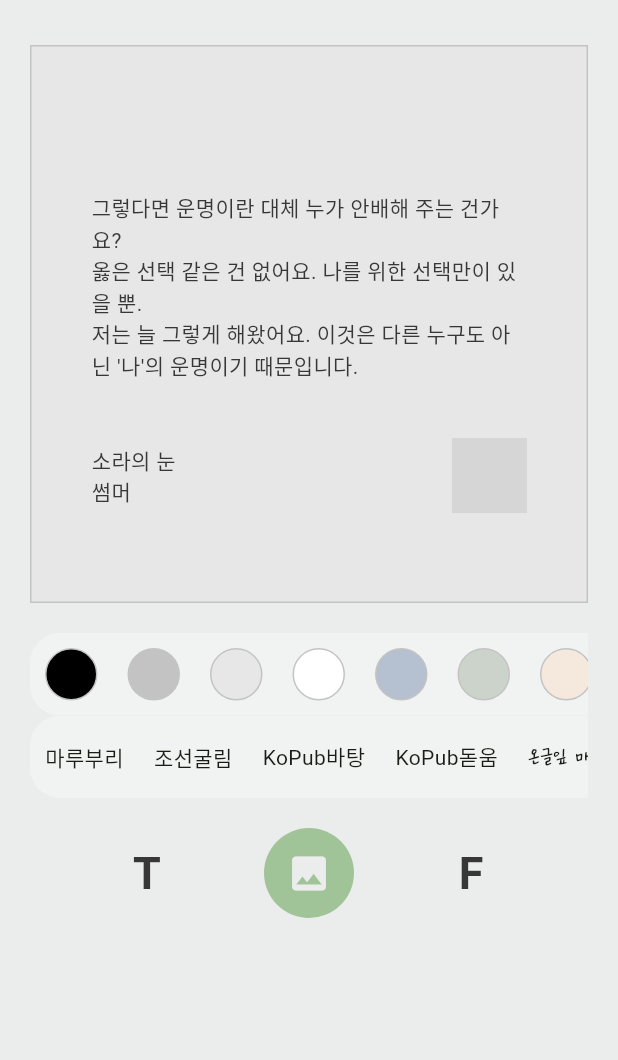
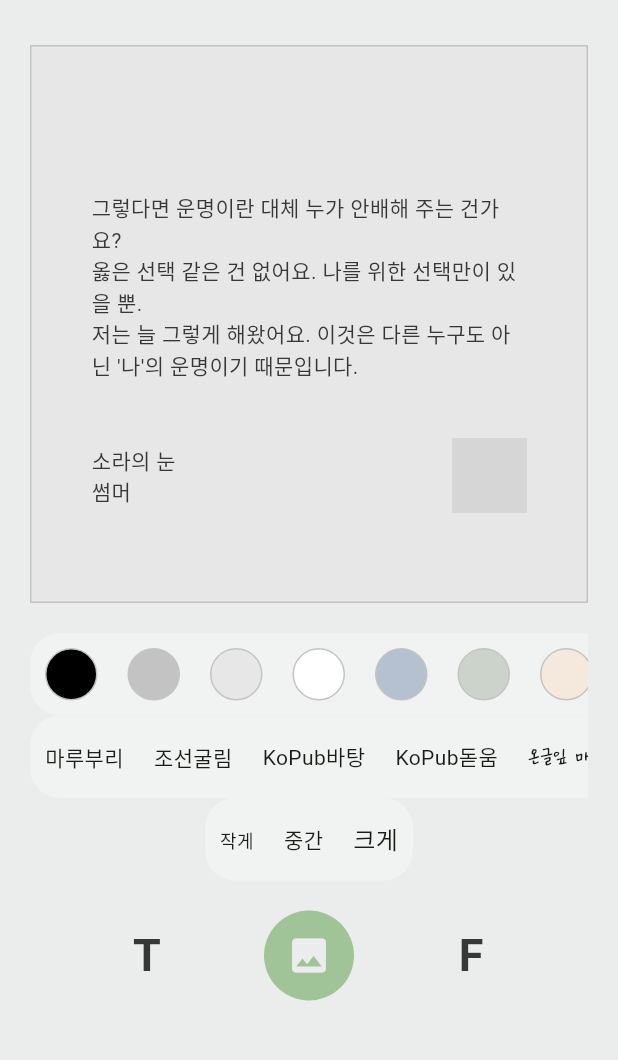
Before and after one commit to altese/text_to_picture, a Flutter app: the screen it shows after launch, on a phone screen of 412 x 824 dp, the part 105-1165 px from its top. Run offline on Flutter 3.47's test engine with Material 3 defaults, Android fonts, the phone set to English and light mode, and no system bars; our stand-ins replace flutter_svg, image_picker, permission_handler; missing offline and left inert: app_settings; network calls fail; Roboto replaces fonts that are missing (chosunGu, kopubBatang, kopubDotum); grey boxes are pictures that could not be loaded.

Commit message:
💄 폰트 사이즈 UI 추가

```diff
--- a/lib/home/presentation/home_screen.dart
+++ b/lib/home/presentation/home_screen.dart
@@ -53,6 +53,18 @@ class _HomeScreenState extends State<HomeScreen> {
                               fontFamily: e.name,
                             ),
                           ),
+                        ),
+                      ),
+                    )
+                    .toList(),
+              ),
+              renderPick(
+                children: [(12.0, '작게'), (14.0, '중간'), (16.0, '크게')]
+                    .map(
+                      (e) => renderItem(
+                        child: Text(
+                          e.$2,
+                          style: TextStyle(fontSize: e.$1),
                         ),
                       ),
                     )
@@ -259,7 +271,6 @@ void requestPermission(BuildContext context, PermissionStatus status) async {
       );
     },
   );
-  // }
 }
 
 SingleChildScrollView renderPick({
```
